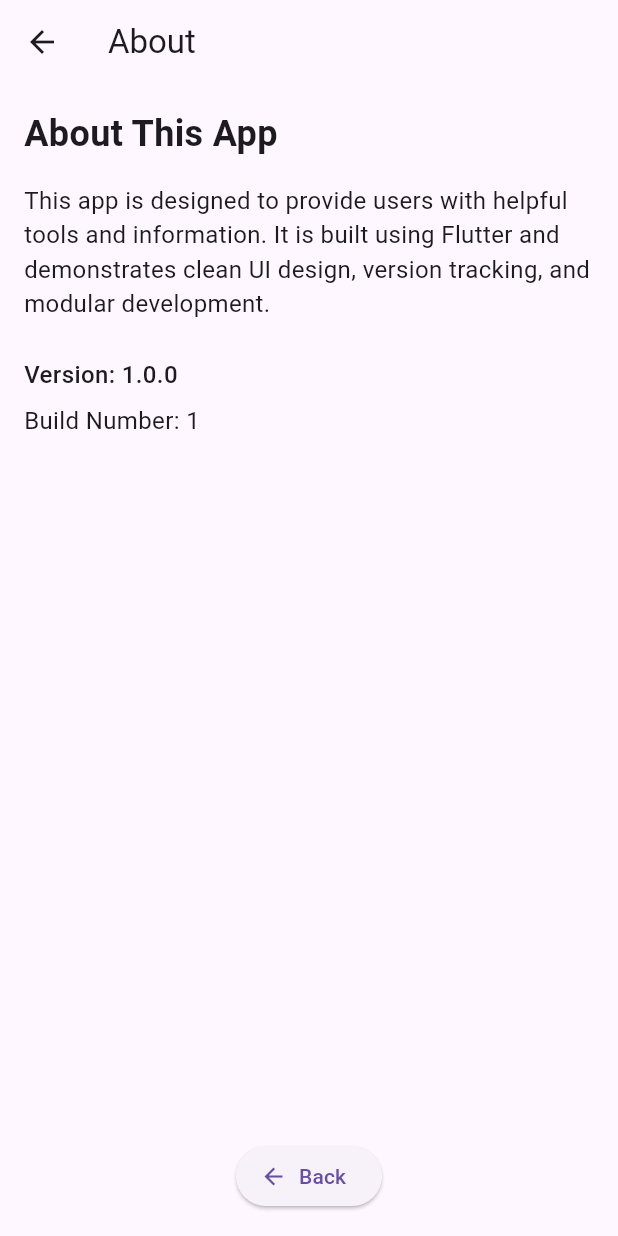
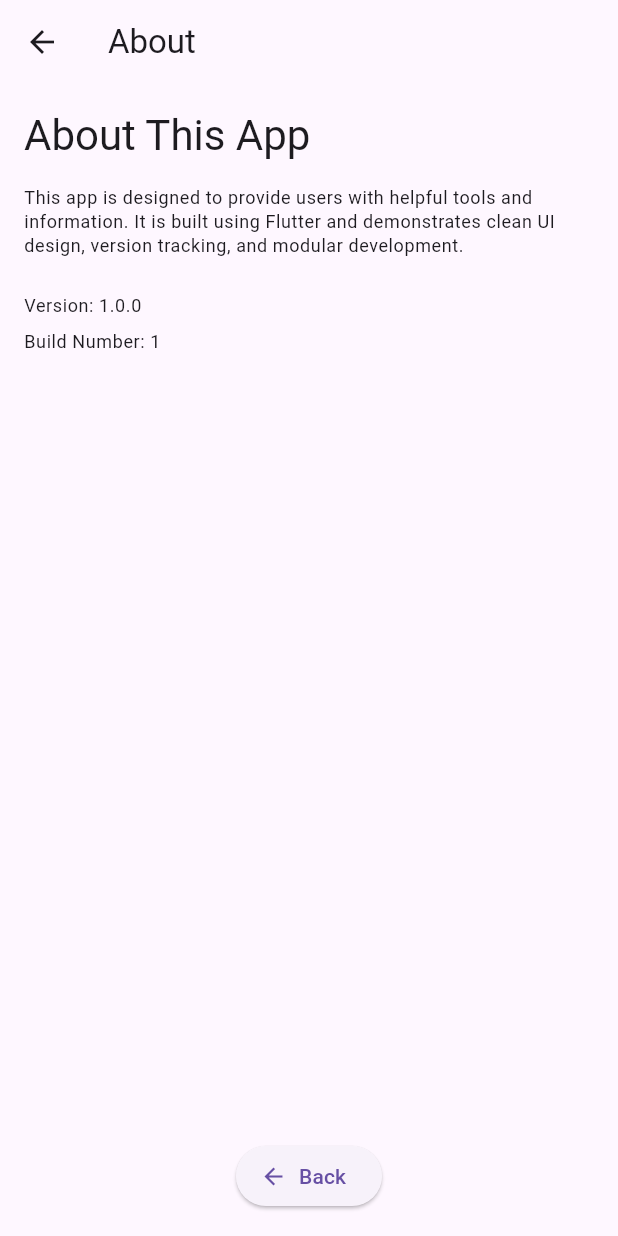
Before and after one commit to Nazmul56/flutterProject, a Flutter app: the screen it shows after launch, after a tap on "About", on a phone screen of 412 x 824 dp. Run offline on Flutter 3.47's test engine with Material 3 defaults, Android fonts, the phone set to English and light mode, and no system bars; our stand-ins replace get; missing offline and left inert: shorebird_code_push; network calls fail.

Commit message:
Patch 5 with some edit

```diff
--- a/lib/about_screen.dart
+++ b/lib/about_screen.dart
@@ -5,6 +5,8 @@ class AboutScreen extends StatelessWidget {
 
   @override
   Widget build(BuildContext context) {
+    final ThemeData theme = Theme.of(context);
+    final TextStyle textStyle = theme.textTheme.bodyMedium!;
     return Scaffold(
       appBar: AppBar(
         title: const Text('About'),
@@ -14,29 +16,26 @@ class AboutScreen extends StatelessWidget {
         child: Column(
           crossAxisAlignment: CrossAxisAlignment.start,
           children: [
-            const Text(
+            Text(
               'About This App',
-              style: TextStyle(
-                fontSize: 24,
-                fontWeight: FontWeight.bold,
-              ),
+                style: theme.textTheme.headlineMedium,
             ),
             const SizedBox(height: 16),
-            const Text(
+            Text(
               'This app is designed to provide users with helpful tools and information. '
                   'It is built using Flutter and demonstrates clean UI design, version tracking, '
                   'and modular development.',
-              style: TextStyle(fontSize: 16),
+              style: theme.textTheme.bodySmall,
             ),
             const SizedBox(height: 24),
-            const Text(
+            Text(
               'Version: 1.0.0',
-              style: TextStyle(fontSize: 16, fontWeight: FontWeight.w500),
+              style: theme.textTheme.bodySmall,
             ),
             const SizedBox(height: 8),
-            const Text(
+            Text(
               'Build Number: 1',
-              style: TextStyle(fontSize: 16),
+              style: theme.textTheme.bodySmall,
             ),
             const Spacer(),
             Center(
--- a/lib/login_screen.dart
+++ b/lib/login_screen.dart
@@ -313,22 +313,6 @@ class _LoginScreenState extends State<LoginScreen> {
                   ),
                   const SizedBox(height: 20),
                   TextFormField(
-                    controller: _usernameController,
-                    decoration: InputDecoration(
-                      labelText: 'Phone number',
-                      border: OutlineInputBorder(
-                        borderRadius: BorderRadius.circular(20.0),
-                      ),
-                    ),
-                    validator: (value) {
-                      if (value == null || value.isEmpty) {
-                        return 'Please enter your username';
-                      }
-                      return null;
-                    },
-                  ),
-                  const SizedBox(height: 20),
-                  TextFormField(
                     controller: _passwordController,
                     decoration: InputDecoration(
                       labelText: 'Password',
@@ -340,6 +324,22 @@ class _LoginScreenState extends State<LoginScreen> {
                     validator: (value) {
                       if (value == null || value.isEmpty) {
                         return 'Please enter your password';
+                      }
+                      return null;
+                    },
+                  ),
+                  const SizedBox(height: 20),
+                  TextFormField(
+                    controller: _usernameController,
+                    decoration: InputDecoration(
+                      labelText: 'Phone number',
+                      border: OutlineInputBorder(
+                        borderRadius: BorderRadius.circular(20.0),
+                      ),
+                    ),
+                    validator: (value) {
+                      if (value == null || value.isEmpty) {
+                        return 'Please enter your username';
                       }
                       return null;
                     },
```
Also changed, not shown: 4 other files.
